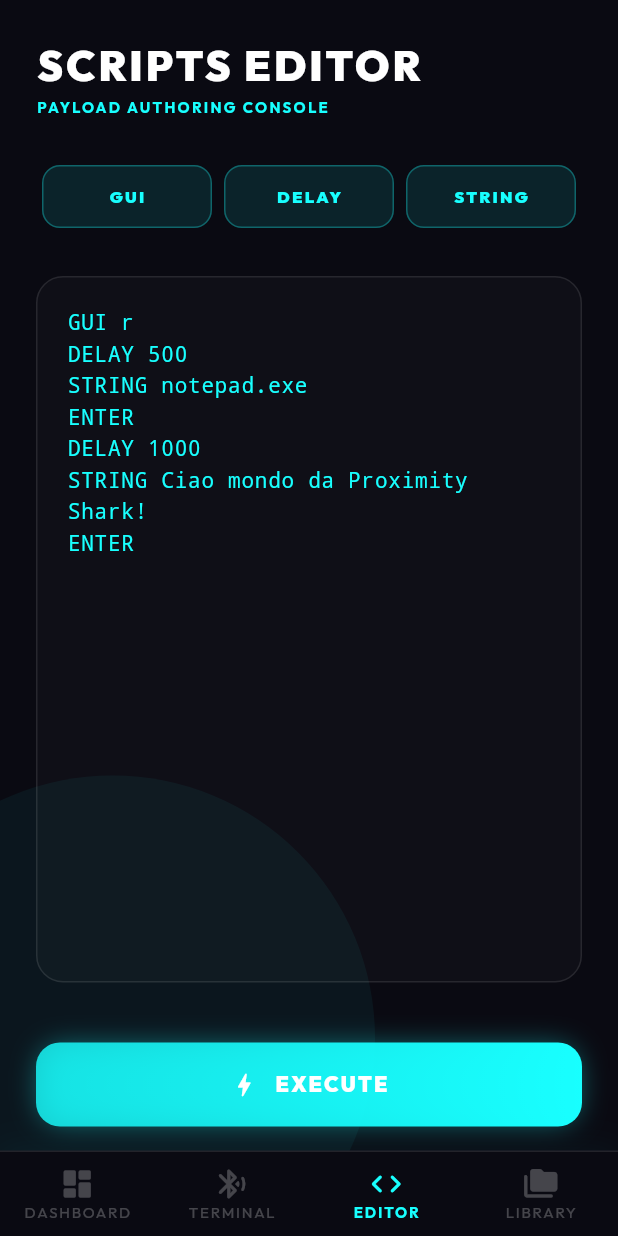
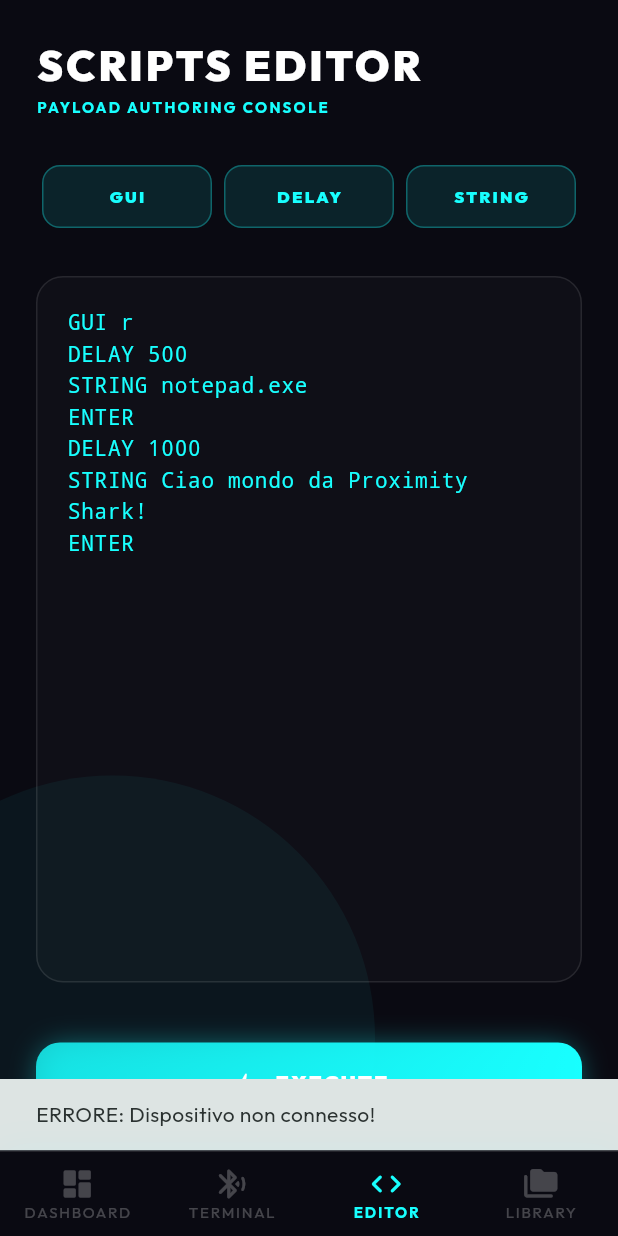
Before and after one commit to morterix01/Proximity-Shark, a Flutter app: the screen it shows after launch, item 3 of the bottom bar chosen, after a tap on "EXECUTE", on a phone screen of 412 x 824 dp. Run offline on Flutter 3.47's test engine with Material 3 defaults, Android fonts, the phone set to English and light mode, and no system bars; drawn by our look-alikes of flutter_animate; our stand-ins replace file_picker, flutter_blue_plus, google_fonts, permission_handler, shared_preferences.

Commit message:
fix: resolve execute bug, add custom BLE name, and functional Quick Action dashboard

```diff
--- a/lib/app_state.dart
+++ b/lib/app_state.dart
@@ -17,6 +17,7 @@ class AppState extends ChangeNotifier {
   int _connectionStatus = 0; // 0: Disconnected, 1: Connected
   String _bleName = "Proximity Shark";
   List<File> _savedScripts = [];
+  int _executionCount = 0;
 
   // Navigation
   int _currentNavIndex = 0;
@@ -47,6 +48,7 @@ class AppState extends ChangeNotifier {
   List<ScanResult> get scanResults => _scanResults;
   bool get isScanning => _isScanning;
   BluetoothDevice? get connectedDevice => _connectedDevice;
+  int get executionCount => _executionCount;
 
   // --- Setters ---
   set script(String value) {
@@ -63,6 +65,7 @@ class AppState extends ChangeNotifier {
   Future<void> _loadSettings() async {
     final prefs = await SharedPreferences.getInstance();
     _bleName = prefs.getString('ble_name') ?? "Proximity Shark";
+    _executionCount = prefs.getInt('execution_count') ?? 0;
     notifyListeners();
   }
 
@@ -74,6 +77,10 @@ class AppState extends ChangeNotifier {
       await prefs.setString('ble_name', newName);
       notifyListeners();
     }
+  }
+
+  Future<void> toggleDiscoverability() async {
+    await hidController.setDiscoverable(300);
   }
 
   // --- Bluetooth Operations ---
@@ -194,6 +201,10 @@ class AppState extends ChangeNotifier {
 
     try {
       await parser.executeScript(_script);
+      _executionCount++;
+      final prefs = await SharedPreferences.getInstance();
+      await prefs.setInt('execution_count', _executionCount);
+      notifyListeners();
     } catch (e) {
       debugPrint("Execution error: $e");
     } finally {
--- a/lib/screens/home_screen.dart
+++ b/lib/screens/home_screen.dart
@@ -4,8 +4,22 @@ import 'package:provider/provider.dart';
 import 'package:flutter_animate/flutter_animate.dart';
 import '../app_state.dart';
 
-class HomeScreen extends StatelessWidget {
+class HomeScreen extends StatefulWidget {
   const HomeScreen({super.key});
+
+  @override
+  State<HomeScreen> createState() => _HomeScreenState();
+}
+
+class _HomeScreenState extends State<HomeScreen> {
+  final TextEditingController _nameController = TextEditingController();
+
+  @override
+  void initState() {
+    super.initState();
+    final appState = Provider.of<AppState>(context, listen: false);
+    _nameController.text = appState.bleName;
+  }
 
   @override
   Widget build(BuildContext context) {
@@ -25,6 +39,8 @@ class HomeScreen extends StatelessWidget {
                   _buildHeader(appState),
                   const SizedBox(height: 32),
                   _buildStatusCard(appState),
+                  const SizedBox(height: 24),
+                  _buildIdentityConfig(appState),
                   const SizedBox(height: 24),
                   _buildQuickActionCard(context, appState),
                   const SizedBox(height: 24),
@@ -87,11 +103,11 @@ class HomeScreen extends StatelessWidget {
             child: Column(
               crossAxisAlignment: CrossAxisAlignment.start,
               children: [
-                Text("SYSTEM STATUS", style: TextStyle(color: Colors.white38, fontSize: 10, fontWeight: FontWeight.bold, letterSpacing: 1.2)),
+                const Text("SYSTEM STATUS", style: TextStyle(color: Colors.white38, fontSize: 10, fontWeight: FontWeight.bold, letterSpacing: 1.2)),
                 Text(isConnected ? "CONNECTED TO PERIPHERAL" : "WAITING FOR CONNECTION...",
-                  style: TextStyle(color: Colors.white, fontSize: 13, fontWeight: FontWeight.w900)),
+                  style: const TextStyle(color: Colors.white, fontSize: 13, fontWeight: FontWeight.w900)),
                 if (isConnected && appState.connectedDevice != null)
-                  Text("ID: ${appState.connectedDevice!.remoteId.str.toUpperCase()}", style: TextStyle(color: Colors.white38, fontSize: 9)),
+                  Text("ID: ${appState.connectedDevice!.remoteId.str.toUpperCase()}", style: const TextStyle(color: Colors.white38, fontSize: 9)),
               ],
             ),
           ),
@@ -114,26 +130,91 @@ class HomeScreen extends StatelessWidget {
     ).animate(onPlay: (c) => isConnected ? c.repeat(reverse: true) : c.stop()).scale(begin: const Offset(0.9, 0.9), end: const Offset(1.1, 1.1), duration: 1.seconds);
   }
 
+  Widget _buildIdentityConfig(AppState appState) {
+    return _buildNeonContainer(
+      color: Colors.white24,
+      padding: const EdgeInsets.all(24),
+      child: Column(
+        crossAxisAlignment: CrossAxisAlignment.start,
+        children: [
+          const Text("DEVICE IDENTITY", style: TextStyle(color: Colors.white38, fontSize: 10, fontWeight: FontWeight.bold, letterSpacing: 1.2)),
+          const SizedBox(height: 16),
+          Row(
+            children: [
+              Expanded(
+                child: TextField(
+                  controller: _nameController,
+                  style: const TextStyle(color: Colors.white, fontSize: 16, fontWeight: FontWeight.bold),
+                  decoration: InputDecoration(
+                    hintText: "Nome dispositivo...",
+                    hintStyle: const TextStyle(color: Colors.white24),
+                    filled: true,
+                    fillColor: Colors.white.withValues(alpha: 0.05),
+                    border: OutlineInputBorder(borderRadius: BorderRadius.circular(12), borderSide: BorderSide.none),
+                    contentPadding: const EdgeInsets.symmetric(horizontal: 16, vertical: 12),
+                  ),
+                  onSubmitted: (val) => appState.updateBleName(val),
+                ),
+              ),
+              const SizedBox(width: 12),
+              IconButton.filled(
+                onPressed: () => appState.updateBleName(_nameController.text),
+                icon: const Icon(Icons.check_rounded),
+                style: IconButton.styleFrom(backgroundColor: Colors.cyanAccent.withValues(alpha: 0.2), foregroundColor: Colors.cyanAccent),
+              ),
+            ],
+          ),
+          const SizedBox(height: 20),
+          Row(
+            mainAxisAlignment: MainAxisAlignment.spaceBetween,
+            children: [
+              const Column(
+                crossAxisAlignment: CrossAxisAlignment.start,
+                children: [
+                  Text("VISIBILITY", style: TextStyle(color: Colors.white, fontSize: 13, fontWeight: FontWeight.bold)),
+                  Text("Allow PCs to discover you", style: TextStyle(color: Colors.white38, fontSize: 10)),
+                ],
+              ),
+              Switch(
+                value: false, // Discoverability is transient on Android
+                onChanged: (val) {
+                  if (val) appState.toggleDiscoverability();
+                },
+                activeColor: Colors.cyanAccent,
+              ),
+            ],
+          ),
+        ],
+      ),
+    ).animate().fadeIn(delay: 450.ms).slideY(begin: 0.2);
+  }
+
   Widget _buildQuickActionCard(BuildContext context, AppState appState) {
     return InkWell(
-      onTap: () => appState.currentNavIndex = 2, // Go to Editor
+      onTap: appState.isExecuting ? null : () => appState.runScript(),
+      borderRadius: BorderRadius.circular(24),
       child: _buildNeonContainer(
         color: Colors.cyanAccent,
         padding: const EdgeInsets.all(24),
         child: Row(
           children: [
-            const Icon(Icons.bolt_rounded, color: Colors.cyanAccent, size: 32),
+            Icon(appState.isExecuting ? Icons.hourglass_top_rounded : Icons.bolt_rounded,
+              color: Colors.cyanAccent, size: 32),
             const SizedBox(width: 20),
-            const Expanded(
+            Expanded(
               child: Column(
                 crossAxisAlignment: CrossAxisAlignment.start,
                 children: [
-                  Text("QUICK START", style: TextStyle(color: Colors.cyanAccent, fontSize: 13, fontWeight: FontWeight.w900, letterSpacing: 1.5)),
-                  Text("LAUNCH ACTIVE PAYLOAD", style: TextStyle(color: Colors.white70, fontSize: 11, fontWeight: FontWeight.bold)),
+                  const Text("QUICK ACTION", style: TextStyle(color: Colors.cyanAccent, fontSize: 13, fontWeight: FontWeight.w900, letterSpacing: 1.5)),
+                  Text(appState.isExecuting ? "EXECUTING PAYLOAD..." : "LAUNCH ACTIVE PAYLOAD",
+                    style: const TextStyle(color: Colors.white70, fontSize: 11, fontWeight: FontWeight.bold)),
                 ],
               ),
             ),
-            Icon(Icons.arrow_forward_ios_rounded, color: Colors.cyanAccent.withValues(alpha: 0.3), size: 16),
+            if (appState.isExecuting)
+              const SizedBox(width: 24, height: 24, child: CircularProgressIndicator(strokeWidth: 2, color: Colors.cyanAccent))
+            else
+              Icon(Icons.play_arrow_rounded, color: Colors.cyanAccent.withValues(alpha: 0.3), size: 16),
           ],
         ),
       ),
@@ -149,7 +230,7 @@ class HomeScreen extends StatelessWidget {
       mainAxisSpacing: 16,
       children: [
         _buildInfoTile("STORED SCRIPTS", "${appState.savedScripts.length}", Icons.folder_rounded, Colors.amberAccent),
-        _buildInfoTile("ENGINE UPTIME", "99.9%", Icons.speed_rounded, Colors.blueAccent),
+        _buildInfoTile("TOTAL DEPLOYS", "${appState.executionCount}", Icons.rocket_launch_rounded, Colors.purpleAccent),
       ],
     ).animate().fadeIn(delay: 600.ms);
   }
--- a/lib/screens/quick_editor_screen.dart
+++ b/lib/screens/quick_editor_screen.dart
@@ -173,7 +173,15 @@ class _QuickEditorScreenState extends State<QuickEditorScreen> {
         children: [
           Expanded(
             child: _buildNeonButton(
-              onTap: appState.isExecuting ? null : () => appState.runScript(),
+              onTap: appState.isExecuting ? null : () {
+                if (appState.connectionStatus == 0) {
+                  ScaffoldMessenger.of(context).showSnackBar(
+                    const SnackBar(content: Text("ERRORE: Dispositivo non connesso!")),
+                  );
+                  return;
+                }
+                appState.runScript();
+              },
               color: Colors.cyanAccent,
               icon: Icons.bolt_rounded,
               text: "EXECUTE",
```
Also changed, not shown: lib/hid_controller.dart (+11 -0 lines), 1 other file.
